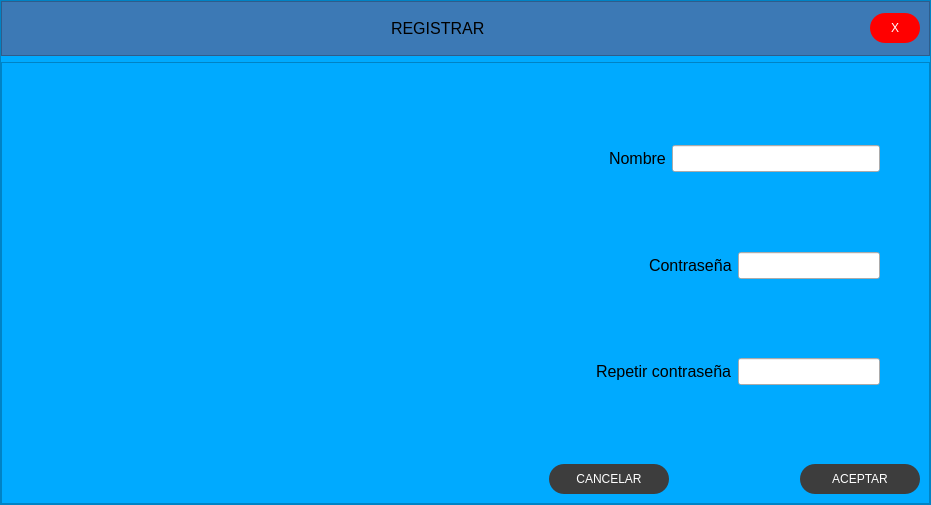
This is inventario/qt/register.ui in washipash/tesita as Qt 5 draws it before an edit. The edited form follows.
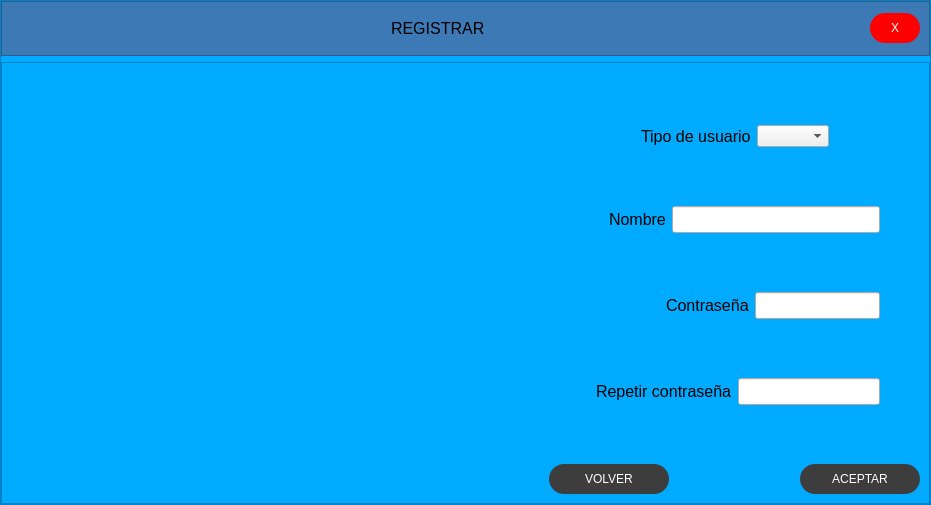
This is the edited form. Icons and pictures are not drawn.

```diff
--- a/inventario/qt/register.ui
+++ b/inventario/qt/register.ui
@@ -233,6 +233,63 @@
              </property>
             </spacer>
            </item>
+           <item>
+            <layout class="QHBoxLayout" name="horizontalLayout_11">
+             <item>
+              <spacer name="horizontalSpacer_10">
+               <property name="orientation">
+                <enum>Qt::Horizontal</enum>
+               </property>
+               <property name="sizeHint" stdset="0">
+                <size>
+                 <width>40</width>
+                 <height>20</height>
+                </size>
+               </property>
+              </spacer>
+             </item>
+             <item>
+              <layout class="QHBoxLayout" name="horizontalLayout_8">
+               <item>
+                <widget class="QLabel" name="label_5">
+                 <property name="text">
+                  <string>Tipo de usuario</string>
+                 </property>
+                </widget>
+               </item>
+               <item>
+                <widget class="QComboBox" name="tp_u_cbx"/>
+               </item>
+              </layout>
+             </item>
+             <item>
+              <spacer name="horizontalSpacer_11">
+               <property name="orientation">
+                <enum>Qt::Horizontal</enum>
+               </property>
+               <property name="sizeHint" stdset="0">
+                <size>
+                 <width>40</width>
+                 <height>20</height>
+                </size>
+               </property>
+              </spacer>
+             </item>
+            </layout>
+           </item>
+           <item>
+            <spacer name="verticalSpacer_2">
+             <property name="orientation">
+              <enum>Qt::Vertical</enum>
+             </property>
+             <property name="sizeHint" stdset="0">
+              <size>
+               <width>20</width>
+               <height>40</height>
+              </size>
+             </property>
+            </spacer>
+           </item>
            <item>
             <layout class="QHBoxLayout" name="horizontalLayout_5">
              <item>
@@ -329,6 +386,18 @@
                </item>
                <item>
                 <widget class="QLineEdit" name="pass_user_line">
+                 <property name="minimumSize">
+                  <size>
+                   <width>125</width>
+                   <height>0</height>
+                  </size>
+                 </property>
+                 <property name="maximumSize">
+                  <size>
+                   <width>125</width>
+                   <height>16777215</height>
+                  </size>
+                 </property>
                  <property name="font">
                   <font>
                    <family>Arial</family>
@@ -398,7 +467,13 @@
                 </widget>
                </item>
                <item>
-                <widget class="QLineEdit" name="new_pass_user_line">
+                <widget class="QLineEdit" name="rep_pass_user_line">
+                 <property name="minimumSize">
+                  <size>
+                   <width>125</width>
+                   <height>0</height>
+                  </size>
+                 </property>
                  <property name="font">
                   <font>
                    <family>Arial</family>
@@ -454,7 +529,7 @@
                 </size>
                </property>
                <property name="text">
-                <string>CANCELAR</string>
+                <string>VOLVER</string>
                </property>
               </widget>
              </item>
```
Left out of the diff: 2 changed lines with no effect on the pictures.
